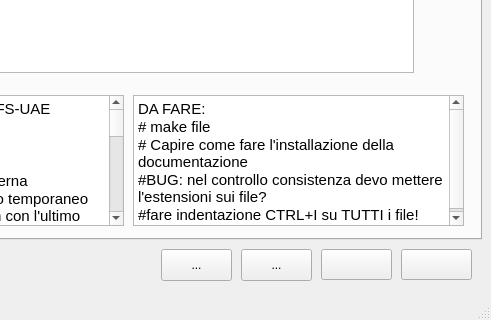
The window that amiga.ui (PSRAmiga/fs-uae) describes before a commit, drawn with Qt 5; both pictures show x 409 to 900 and y 280 to 600 of the 900 by 600 pixel window.
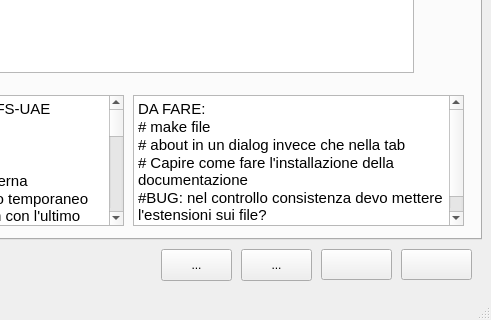
The same window after the commit. The open tabs and pages were chosen to show the change. Icons and pictures are not drawn.

Commit message: TODO list

Patch:
```diff
--- a/amiga.ui
+++ b/amiga.ui
@@ -3597,6 +3597,7 @@
 &lt;/style&gt;&lt;/head&gt;&lt;body style=&quot; font-family:'Ubuntu'; font-size:11pt; font-weight:400; font-style:normal;&quot;&gt;
 &lt;p style=&quot; margin-top:0px; margin-bottom:0px; margin-left:0px; margin-right:0px; -qt-block-indent:0; text-indent:0px;&quot;&gt;DA FARE:&lt;/p&gt;
 &lt;p style=&quot; margin-top:0px; margin-bottom:0px; margin-left:0px; margin-right:0px; -qt-block-indent:0; text-indent:0px;&quot;&gt;# make file&lt;/p&gt;
+&lt;p style=&quot; margin-top:0px; margin-bottom:0px; margin-left:0px; margin-right:0px; -qt-block-indent:0; text-indent:0px;&quot;&gt;# about in un dialog invece che nella tab&lt;/p&gt;
 &lt;p style=&quot; margin-top:0px; margin-bottom:0px; margin-left:0px; margin-right:0px; -qt-block-indent:0; text-indent:0px;&quot;&gt;# Capire come fare l'installazione della documentazione&lt;/p&gt;
 &lt;p style=&quot; margin-top:0px; margin-bottom:0px; margin-left:0px; margin-right:0px; -qt-block-indent:0; text-indent:0px;&quot;&gt;#BUG: nel controllo consistenza devo mettere l'estensioni sui file?&lt;/p&gt;
 &lt;p style=&quot; margin-top:0px; margin-bottom:0px; margin-left:0px; margin-right:0px; -qt-block-indent:0; text-indent:0px;&quot;&gt;#fare indentazione CTRL+I su TUTTI i file!&lt;/p&gt;&lt;/body&gt;&lt;/html&gt;</string>
```
Left out of the diff: 2 changed lines with no effect on the pictures. The commit also changes 2 other files.
